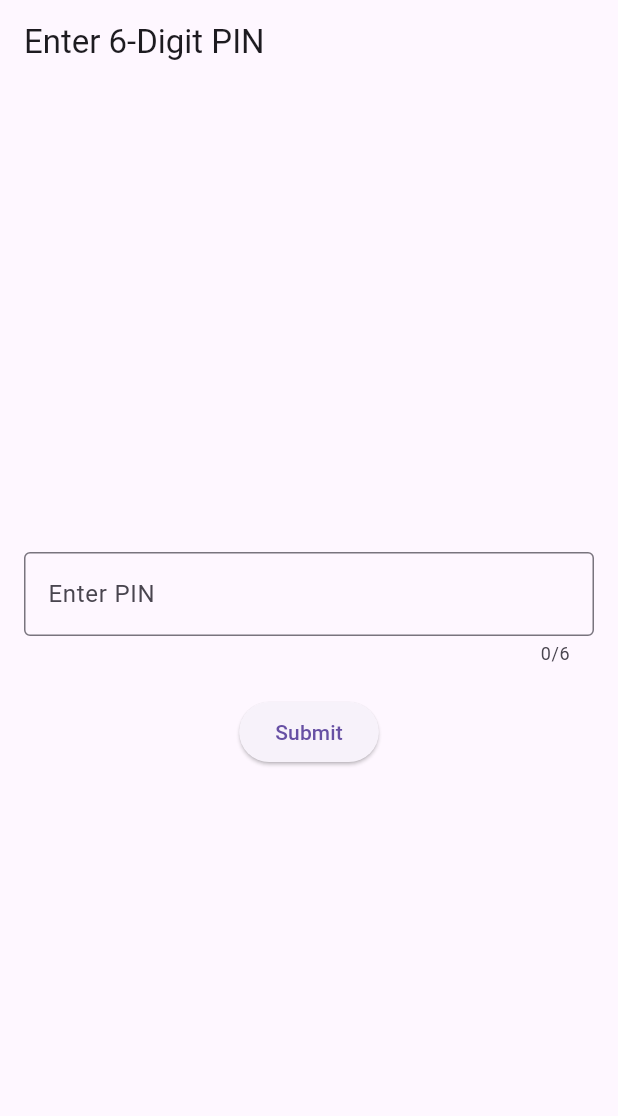
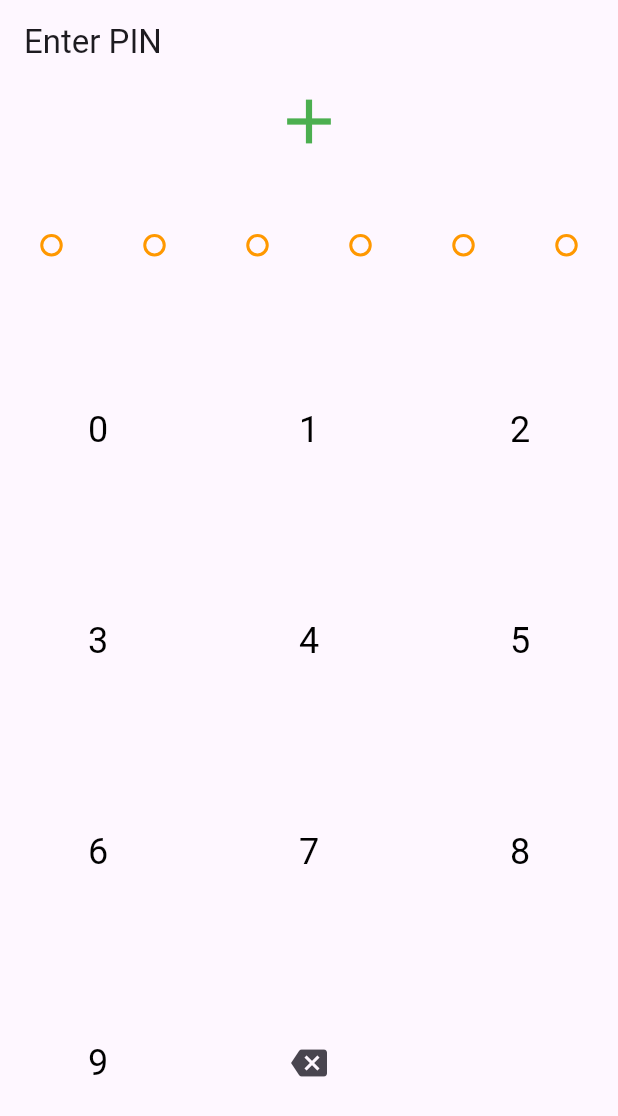
Before and after one commit to warintornp/mobiletesting, a Flutter app: the screen it shows after launch, on a phone screen of 412 x 824 dp. Shown: the top 1116 px of the screen. Run offline on Flutter 3.47's test engine with Material 3 defaults, Android fonts, the phone set to English and light mode, and no system bars.

Commit message:
Scenario 1: layout LoginWithPinPage, button logic and pin validation.

```diff
--- a/lib/main.dart
+++ b/lib/main.dart
@@ -1,14 +1,15 @@
 // lib/main.dart
 
 import 'package:flutter/material.dart';
-import 'package:mobiletesting/user_service.dart';
-import 'pages/pin_entry_screen.dart';
+import 'package:mobiletesting/pages/login_with_pin_screen_v2.dart';
 
 void main() {
   runApp(MyApp());
 }
 
 class MyApp extends StatelessWidget {
+  const MyApp({super.key});
+
   @override
   Widget build(BuildContext context) {
     return MaterialApp(
@@ -16,7 +17,8 @@ class MyApp extends StatelessWidget {
       theme: ThemeData(
         primarySwatch: Colors.blue,
       ),
-      home: PinEntryScreen(userService: UserService()),
+      // home: LoginWithPinScreen(userService: UserService()),
+      home: const LoginWithPinScreen(),
     );
   }
 }
--- a/lib/pages/pin_entry_screen.dart
+++ b/lib/pages/login_with_pin_screen.dart
@@ -5,15 +5,15 @@ import 'package:mobiletesting/pages/home_screen.dart';
 import 'package:mobiletesting/user_service.dart';
 import '../pin_validator.dart';
 
-class PinEntryScreen extends StatefulWidget {
+class LoginWithPinScreen extends StatefulWidget {
   final UserService userService;
-  PinEntryScreen({required this.userService});
+  LoginWithPinScreen({required this.userService});
 
   @override
-  _PinEntryScreenState createState() => _PinEntryScreenState();
+  _LoginWithPinScreenState createState() => _LoginWithPinScreenState();
 }
 
-class _PinEntryScreenState extends State<PinEntryScreen> {
+class _LoginWithPinScreenState extends State<LoginWithPinScreen> {
   final _pinController = TextEditingController();
   final _formKey = GlobalKey<FormState>();
   final PinValidator _pinValidator = PinValidator();
@@ -22,9 +22,10 @@ class _PinEntryScreenState extends State<PinEntryScreen> {
     if (_formKey.currentState?.validate() ?? false) {
       final enteredPin = _pinController.text;
 
-      if (_pinValidator.validatePin(enteredPin)){
+      if (_pinValidator.validatePin(enteredPin)) {
         // Fetch user details from API
-        final userDetails = await widget.userService.fetchUserDetails(enteredPin);
+        final userDetails =
+            await widget.userService.fetchUserDetails(enteredPin);
 
         if (userDetails != null) {
           _navigateToUserDetailsScreen(userDetails);
@@ -57,13 +58,13 @@ class _PinEntryScreenState extends State<PinEntryScreen> {
     );
   }
 
-void _navigateToUserDetailsScreen(Map<String, dynamic> userDetails) {
+  void _navigateToUserDetailsScreen(Map<String, dynamic> userDetails) {
     Navigator.of(context).push(
       MaterialPageRoute(
         builder: (context) => HomeScreen(userDetails: userDetails),
       ),
     );
-}
+  }
 
   @override
   Widget build(BuildContext context) {
--- /dev/null
+++ b/lib/pages/login_with_pin_screen_v2.dart
@@ -0,0 +1,83 @@
+// pin_page.dart
+import 'package:flutter/material.dart';
+import 'package:mobiletesting/pages/login_with_pin_view_model.dart';
+import 'package:mobiletesting/pages/pin_grid_view.dart';
+
+import 'package:provider/provider.dart';
+
+//MVVM with ChangeNotifierProvider
+//the alternative of mvvm is delegation pattern with mixin https://betterprogramming.pub/how-to-implement-the-delegation-design-pattern-in-dart-d782de77c886
+class LoginWithPinScreen extends StatelessWidget {
+  static const routeName = 'pin-page';
+
+  const LoginWithPinScreen({super.key});
+  @override
+  Widget build(BuildContext context) {
+    return ChangeNotifierProvider(
+      create: (_) => LoginWithPinViewModel(),
+      child: Scaffold(
+        appBar: AppBar(
+          title: const Text('Enter PIN'),
+        ),
+        body: Center(
+          child: Consumer<LoginWithPinViewModel>(
+            builder: (context, viewModel, child) {
+              print(viewModel.inputtedPin);
+              return Column(
+                children: <Widget>[
+                  const Icon(
+                    Icons.add,
+                    size: 50.0,
+                    color: Colors.green,
+                  ),
+                  const SizedBox(height: 50.0),
+                  Row(
+                    mainAxisAlignment: MainAxisAlignment.spaceAround,
+                    children: [
+                      ...List<int>.generate(6, (i) => i + 1).map<Widget>(
+                        (number) => createCircle(number, viewModel),
+                      )
+                    ],
+                  ),
+                  const SizedBox(height: 50.0),
+                  viewModel.isLoading
+                      ? const CircularProgressIndicator(
+                          color: Colors.orange,
+                        )
+                      : Expanded(
+                          child: PinGridView(
+                              sortOrder: viewModel.keyPadsortOrder,
+                              deleteButtonOnPressed:
+                                  viewModel.onDeleteButtonPressed,
+                              numberButtonOnPressed: viewModel.onDigitPressed),
+                        ),
+
+//
+                ],
+              );
+            },
+          ),
+        ),
+      ),
+    );
+  }
+
+  Widget createCircle(int index, LoginWithPinViewModel viewModel) {
+    return Container(
+      width: 15.0,
+      height: 15.0,
+      decoration: index <= viewModel.inputtedPin.length
+          ? const BoxDecoration(
+              shape: BoxShape.circle,
+              color: Colors.orange,
+            )
+          : BoxDecoration(
+              shape: BoxShape.circle,
+              border: Border.all(
+                color: Colors.orange,
+                width: 2.0,
+              ),
+            ),
+    );
+  }
+}
--- /dev/null
+++ b/lib/pages/login_with_pin_view_model.dart
@@ -0,0 +1,62 @@
+// pin_view_model.dart
+import 'dart:math';
+import 'package:flutter/material.dart';
+import 'package:mobiletesting/pages/pin_rules.dart';
+import 'package:mobiletesting/pages/sort_order.dart';
+
+class LoginWithPinViewModel extends ChangeNotifier {
+  String _inputtedPin = '';
+  bool _isLoading = false;
+  final SortOrder _keyPadsortOrder =
+      Random().nextBool() ? SortOrder.ascending : SortOrder.descending;
+
+  String get inputtedPin => _inputtedPin;
+  bool get isLoading => _isLoading;
+  SortOrder get keyPadsortOrder => _keyPadsortOrder;
+
+  void onDigitPressed(int digit) {
+    if (_inputtedPin.length < 6) {
+      _inputtedPin = _inputtedPin + digit.toString();
+      notifyListeners();
+    }
+    if (_validatePin()) {
+      _submitPin();
+    }
+  }
+
+  bool _validatePin() {
+    return PinRules().validate(_inputtedPin);
+    // return _inputtedPin.length == 6 && true; //rules
+  }
+
+  Future<void> _submitPin() async {
+    _isLoading = true;
+    notifyListeners();
+
+    await Future.delayed(const Duration(seconds: 4));
+    // var a = await util.savePin(pin);
+
+    _isLoading = false;
+    notifyListeners();
+  }
+
+  void onDeleteButtonPressed() {
+    if (_inputtedPin.isNotEmpty) {
+      _inputtedPin = _inputtedPin.substring(0, _inputtedPin.length - 1);
+      notifyListeners();
+    }
+  }
+
+  // Future<void> submitPin() async {
+  //   if (_inputtedPin.length == 6) {
+  //     _isLoading = true;
+  //     notifyListeners();
+
+  //     // Simulate a delay for submitting the pin
+  //     await Future.delayed(Duration(seconds: 2));
+
+  //     _isLoading = false;
+  //     notifyListeners();
+  //   }
+  // }
+}
--- /dev/null
+++ b/lib/pages/pin_grid_view.dart
@@ -0,0 +1,49 @@
+import 'package:flutter/material.dart';
+import 'package:mobiletesting/pages/sort_order.dart';
+
+class PinGridView extends StatelessWidget {
+  final SortOrder sortOrder;
+  final VoidCallback deleteButtonOnPressed;
+  final void Function(int) numberButtonOnPressed;
+  const PinGridView(
+      {super.key,
+      required this.sortOrder,
+      required this.deleteButtonOnPressed,
+      required this.numberButtonOnPressed});
+
+  @override
+  Widget build(BuildContext context) {
+    return GridView.builder(
+      gridDelegate: const SliverGridDelegateWithFixedCrossAxisCount(
+        crossAxisCount: 3,
+        mainAxisSpacing: 10.0,
+        crossAxisSpacing: 10.0,
+      ),
+      itemCount: 11,
+      itemBuilder: (context, index) {
+        if (index == 10) {
+          // Last item, render delete button
+          return IconButton(
+              icon: const Icon(Icons.backspace),
+              onPressed: deleteButtonOnPressed);
+        }
+        return InkWell(
+          onTap: () {
+            numberButtonOnPressed(sortOrder.getDisplayNumber(index));
+            //   // print('Pressed ${widget.KeyPadsortOrder.getDisplayNumber(index)}');
+          },
+          child: Container(
+            alignment: Alignment.center,
+            child: Text(
+              '${sortOrder.getDisplayNumber(index)}',
+              style: const TextStyle(
+                fontSize: 24.0,
+                color: Colors.black,
+              ),
+            ),
+          ),
+        );
+      },
+    );
+  }
+}
--- /dev/null
+++ b/lib/pages/sort_order.dart
@@ -0,0 +1,17 @@
+enum SortOrder {
+  ascending,
+  descending,
+}
+
+extension SortOrderExtension on SortOrder {
+  int getDisplayNumber(int index) {
+    switch (this) {
+      case SortOrder.ascending:
+        return index;
+      case SortOrder.descending:
+        return 9 - index;
+      default:
+        return index;
+    }
+  }
+}
--- a/pubspec.yaml
+++ b/pubspec.yaml
@@ -37,6 +37,7 @@ dependencies:
   # The following adds the Cupertino Icons font to your application.
   # Use with the CupertinoIcons class for iOS style icons.
   cupertino_icons: ^1.0.8
+  provider: ^6.1.2
 
 dev_dependencies:
   flutter_test:
```
Also changed, not shown: lib/pages/home_screen.dart (+13 -13 lines), lib/pages/pin_rules.dart (added, +83 -0 lines), pubspec.lock, 2 other files.
